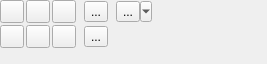
Above: plugins/textshape/dialogs/SimpleTableWidget.ui from KDE/krita before the change. Below: the same form after it.
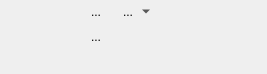
That is the form after the change. Custom widgets are drawn as their Qt base class.

Commit message: use flat buttons in the textshape docker BUG:308865 REVIEW:107190

The edit to the form file:
```diff
--- a/plugins/textshape/dialogs/SimpleTableWidget.ui
+++ b/plugins/textshape/dialogs/SimpleTableWidget.ui
@@ -7,7 +7,7 @@
     <x>0</x>
     <y>0</y>
     <width>267</width>
-    <height>64</height>
+    <height>74</height>
    </rect>
   </property>
   <property name="sizePolicy">
@@ -30,43 +30,79 @@
      </property>
      <item row="0" column="0">
       <widget class="QToolButton" name="addRowAbove">
+       <property name="iconSize">
+        <size>
+         <width>16</width>
+         <height>16</height>
+        </size>
+       </property>
        <property name="autoRaise">
-        <bool>false</bool>
+        <bool>true</bool>
        </property>
       </widget>
      </item>
      <item row="0" column="1">
       <widget class="QToolButton" name="addColumnLeft">
+       <property name="iconSize">
+        <size>
+         <width>16</width>
+         <height>16</height>
+        </size>
+       </property>
        <property name="autoRaise">
-        <bool>false</bool>
+        <bool>true</bool>
        </property>
       </widget>
      </item>
      <item row="0" column="2">
       <widget class="QToolButton" name="addColumnRight">
+       <property name="iconSize">
+        <size>
+         <width>16</width>
+         <height>16</height>
+        </size>
+       </property>
        <property name="autoRaise">
-        <bool>false</bool>
+        <bool>true</bool>
        </property>
       </widget>
      </item>
      <item row="2" column="0">
       <widget class="QToolButton" name="addRowBelow">
+       <property name="iconSize">
+        <size>
+         <width>16</width>
+         <height>16</height>
+        </size>
+       </property>
        <property name="autoRaise">
-        <bool>false</bool>
+        <bool>true</bool>
        </property>
       </widget>
      </item>
      <item row="2" column="1">
       <widget class="QToolButton" name="deleteRow">
+       <property name="iconSize">
+        <size>
+         <width>16</width>
+         <height>16</height>
+        </size>
+       </property>
        <property name="autoRaise">
-        <bool>false</bool>
+        <bool>true</bool>
        </property>
       </widget>
      </item>
      <item row="2" column="2">
       <widget class="QToolButton" name="deleteColumn">
+       <property name="iconSize">
+        <size>
+         <width>16</width>
+         <height>16</height>
+        </size>
+       </property>
        <property name="autoRaise">
-        <bool>false</bool>
+        <bool>true</bool>
        </property>
       </widget>
      </item>
@@ -91,6 +127,15 @@
        <property name="text">
         <string>...</string>
        </property>
+       <property name="iconSize">
+        <size>
+         <width>16</width>
+         <height>16</height>
+        </size>
+       </property>
+       <property name="autoRaise">
+        <bool>true</bool>
+       </property>
       </widget>
      </item>
      <item row="0" column="5">
@@ -98,6 +143,15 @@
        <property name="text">
         <string>...</string>
        </property>
+       <property name="iconSize">
+        <size>
+         <width>16</width>
+         <height>16</height>
+        </size>
+       </property>
+       <property name="autoRaise">
+        <bool>true</bool>
+       </property>
       </widget>
      </item>
      <item row="2" column="6">
@@ -121,9 +175,18 @@
        <property name="text">
         <string>...</string>
        </property>
+       <property name="iconSize">
+        <size>
+         <width>16</width>
+         <height>16</height>
+        </size>
+       </property>
        <property name="popupMode">
         <enum>QToolButton::MenuButtonPopup</enum>
        </property>
+       <property name="autoRaise">
+        <bool>true</bool>
+       </property>
       </widget>
      </item>
     </layout>
```
The commit also changes 3 other files.
